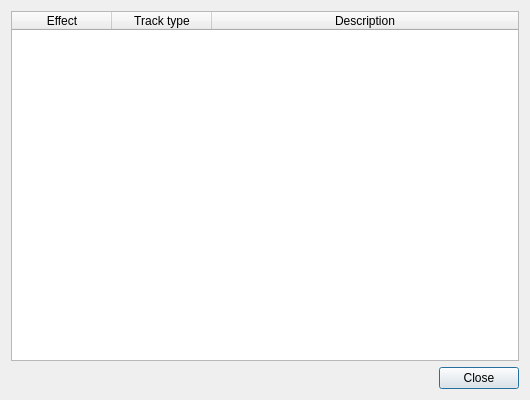
This is BambooTracker/gui/effect_list_dialog.ui in BambooTracker/BambooTracker as Qt 5 draws it before an edit. The edited form follows.
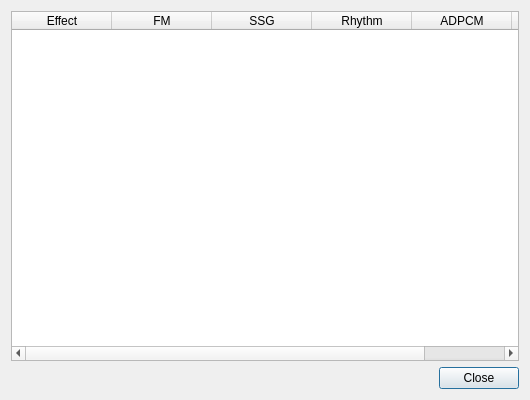
This is the edited form.

Commit message: Show Effect list track types as separate columns #489

What changed in the file:
```diff
--- a/BambooTracker/gui/effect_list_dialog.ui
+++ b/BambooTracker/gui/effect_list_dialog.ui
@@ -20,7 +20,7 @@
       <set>QAbstractItemView::NoEditTriggers</set>
      </property>
      <attribute name="horizontalHeaderMinimumSectionSize">
-      <number>20</number>
+      <number>27</number>
      </attribute>
      <attribute name="horizontalHeaderStretchLastSection">
       <bool>true</bool>
@@ -35,7 +35,22 @@
      </column>
      <column>
       <property name="text">
-       <string>Track type</string>
+       <string>FM</string>
+      </property>
+     </column>
+     <column>
+      <property name="text">
+       <string>SSG</string>
+      </property>
+     </column>
+     <column>
+      <property name="text">
+       <string>Rhythm</string>
+      </property>
+     </column>
+     <column>
+      <property name="text">
+       <string>ADPCM</string>
       </property>
      </column>
      <column>
```
The commit also changes 1 other file.
